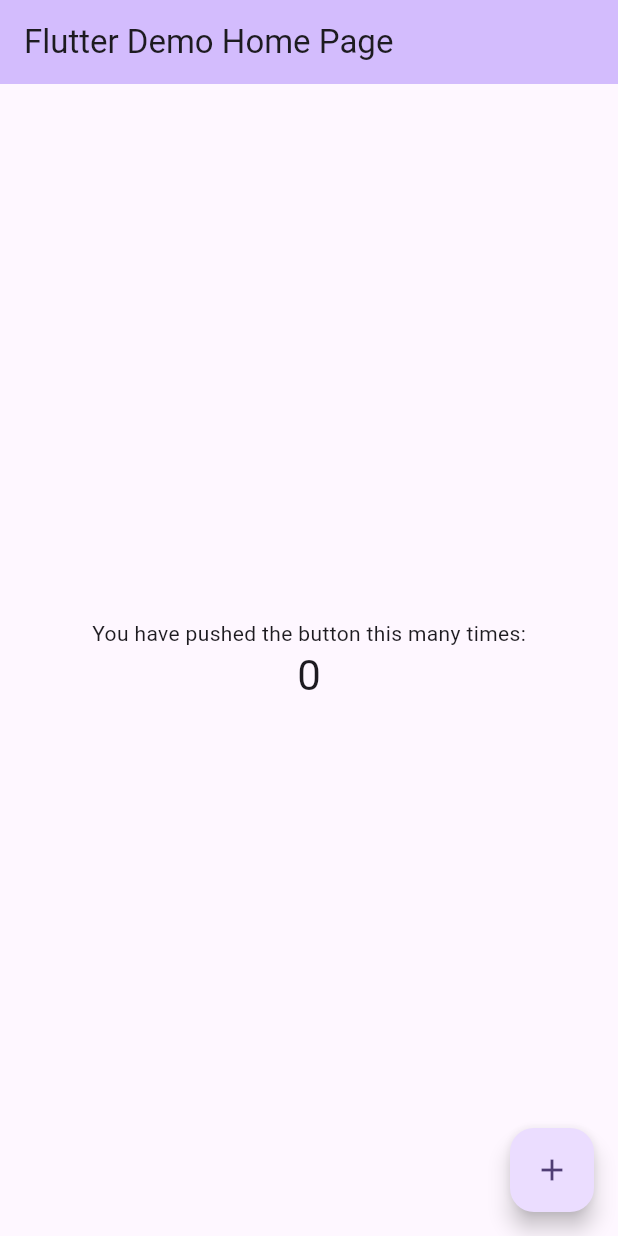
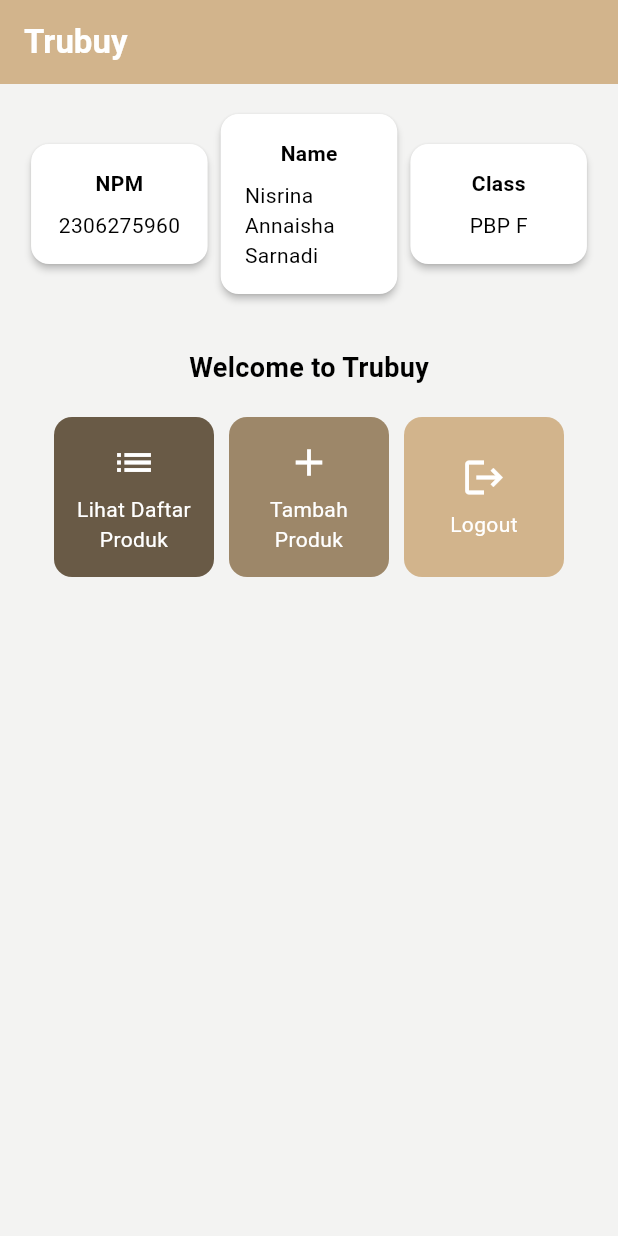
Before and after one commit to nsrnannaisha/Trubuy-PBP-Mobile, a Flutter app: the screen it shows after launch, on a phone screen of 412 x 824 dp. Run offline on Flutter 3.47's test engine with Material 3 defaults, Android fonts, the phone set to English and light mode, and no system bars.

Commit message:
Tugas 7: initial commit

```diff
--- a/lib/main.dart
+++ b/lib/main.dart
@@ -1,4 +1,5 @@
 import 'package:flutter/material.dart';
+import 'package:trubuy_mobile/menu.dart';
 
 void main() {
   runApp(const MyApp());
@@ -7,119 +8,18 @@ void main() {
 class MyApp extends StatelessWidget {
   const MyApp({super.key});
 
-  // This widget is the root of your application.
+  // Root application
   @override
   Widget build(BuildContext context) {
     return MaterialApp(
       title: 'Flutter Demo',
       theme: ThemeData(
-        // This is the theme of your application.
-        //
-        // TRY THIS: Try running your application with "flutter run". You'll see
-        // the application has a purple toolbar. Then, without quitting the app,
-        // try changing the seedColor in the colorScheme below to Colors.green
-        // and then invoke "hot reload" (save your changes or press the "hot
-        // reload" button in a Flutter-supported IDE, or press "r" if you used
-        // the command line to start the app).
-        //
-        // Notice that the counter didn't reset back to zero; the application
-        // state is not lost during the reload. To reset the state, use hot
-        // restart instead.
-        //
-        // This works for code too, not just values: Most code changes can be
-        // tested with just a hot reload.
-        colorScheme: ColorScheme.fromSeed(seedColor: Colors.deepPurple),
+        colorScheme: ColorScheme.fromSwatch().copyWith(
+          primary: ColorSelect.cbuttons,
+        ),
         useMaterial3: true,
       ),
-      home: const MyHomePage(title: 'Flutter Demo Home Page'),
+      home: MyHomePage(),
     );
   }
 }
-
-class MyHomePage extends StatefulWidget {
-  const MyHomePage({super.key, required this.title});
-
-  // This widget is the home page of your application. It is stateful, meaning
-  // that it has a State object (defined below) that contains fields that affect
-  // how it looks.
-
-  // This class is the configuration for the state. It holds the values (in this
-  // case the title) provided by the parent (in this case the App widget) and
-  // used by the build method of the State. Fields in a Widget subclass are
-  // always marked "final".
-
-  final String title;
-
-  @override
-  State<MyHomePage> createState() => _MyHomePageState();
-}
-
-class _MyHomePageState extends State<MyHomePage> {
-  int _counter = 0;
-
-  void _incrementCounter() {
-    setState(() {
-      // This call to setState tells the Flutter framework that something has
-      // changed in this State, which causes it to rerun the build method below
-      // so that the display can reflect the updated values. If we changed
-      // _counter without calling setState(), then the build method would not be
-      // called again, and so nothing would appear to happen.
-      _counter++;
-    });
-  }
-
-  @override
-  Widget build(BuildContext context) {
-    // This method is rerun every time setState is called, for instance as done
-    // by the _incrementCounter method above.
-    //
-    // The Flutter framework has been optimized to make rerunning build methods
-    // fast, so that you can just rebuild anything that needs updating rather
-    // than having to individually change instances of widgets.
-    return Scaffold(
-      appBar: AppBar(
-        // TRY THIS: Try changing the color here to a specific color (to
-        // Colors.amber, perhaps?) and trigger a hot reload to see the AppBar
-        // change color while the other colors stay the same.
-        backgroundColor: Theme.of(context).colorScheme.inversePrimary,
-        // Here we take the value from the MyHomePage object that was created by
-        // the App.build method, and use it to set our appbar title.
-        title: Text(widget.title),
-      ),
-      body: Center(
-        // Center is a layout widget. It takes a single child and positions it
-        // in the middle of the parent.
-        child: Column(
-          // Column is also a layout widget. It takes a list of children and
-          // arranges them vertically. By default, it sizes itself to fit its
-          // children horizontally, and tries to be as tall as its parent.
-          //
-          // Column has various properties to control how it sizes itself and
-          // how it positions its children. Here we use mainAxisAlignment to
-          // center the children vertically; the main axis here is the vertical
-          // axis because Columns are vertical (the cross axis would be
-          // horizontal).
-          //
-          // TRY THIS: Invoke "debug painting" (choose the "Toggle Debug Paint"
-          // action in the IDE, or press "p" in the console), to see the
-          // wireframe for each widget.
-          mainAxisAlignment: MainAxisAlignment.center,
-          children: <Widget>[
-            const Text(
-              'You have pushed the button this many times:',
-            ),
-            Text(
-              '$_counter',
-              style: Theme.of(context).textTheme.headlineMedium,
-            ),
-          ],
-        ),
-      ),
-      floatingActionButton: FloatingActionButton(
-        onPressed: _incrementCounter,
-        tooltip: 'Increment',
-        child: const Icon(Icons.add),
-      ), // This trailing comma makes auto-formatting nicer for build methods.
-    );
-  }
-}
--- /dev/null
+++ b/lib/menu.dart
@@ -0,0 +1,193 @@
+import 'package:flutter/material.dart';
+
+// Inisialisasi warna
+class ColorSelect {
+  static const cbuttons = Color(0xFFD2B48C);
+  static const button1 = Color(0xFF695A46);
+  static const button2 = Color(0xFF9D8769);
+  static const Color backgroundColor = Color(0xFFF3F3F2);
+}
+
+class MyHomePage extends StatelessWidget {
+  final String npm = '2306275960'; // NPM
+  final String name = 'Nisrina Annaisha Sarnadi'; // Nama
+  final String className = 'PBP F'; // Kelas
+
+  // Definisikan items
+  final List<ItemHomepage> items = [
+    ItemHomepage("Lihat Daftar Produk", Icons.list, ColorSelect.button1),
+    ItemHomepage("Tambah Produk", Icons.add, ColorSelect.button2),
+    ItemHomepage("Logout", Icons.logout, ColorSelect.cbuttons),
+  ];
+
+  MyHomePage({super.key});
+
+  @override
+    Widget build(BuildContext context) {
+      return Scaffold(
+        // Background color generally
+        backgroundColor: ColorSelect.backgroundColor,
+        // AppBar
+        appBar: AppBar(
+          // Judul aplikasi "Trubuy"
+          title: const Text(
+            'Trubuy',
+            style: TextStyle(
+              color: Colors.white,
+              fontWeight: FontWeight.bold,
+            ),
+          ),
+          // Background color appBar
+          backgroundColor: Theme.of(context).colorScheme.primary,
+        ),
+        // Body halaman
+        body: Padding(
+          padding: const EdgeInsets.all(16.0),
+          // Menyusun widget secara vertikal dalam sebuah kolom
+          child: Column(
+            crossAxisAlignment: CrossAxisAlignment.center,
+            children: [
+              // Row untuk menampilkan 3 InfoCard secara horizontal
+              Row(
+                mainAxisAlignment: MainAxisAlignment.spaceEvenly,
+                children: [
+                  InfoCard(title: 'NPM', content: npm),
+                  InfoCard(title: 'Name', content: name),
+                  InfoCard(title: 'Class', content: className),
+                ],
+              ),
+
+              const SizedBox(height: 16.0),
+
+              // Menempatkan widget di tengah halaman
+              Center(
+                child: Column(
+                  // Menyusun teks dan grid item
+                  children: [
+                    // Menampilkan welcome message
+                    const Padding(
+                      padding: EdgeInsets.only(top: 16.0),
+                      child: Text(
+                        'Welcome to Trubuy',
+                        style: TextStyle(
+                          fontWeight: FontWeight.bold,
+                          fontSize: 18.0,
+                        ),
+                      ),
+                    ),
+
+                    // Grid untuk menampilkan ItemCard
+                    GridView.count(
+                      primary: true,
+                      padding: const EdgeInsets.all(20),
+                      crossAxisSpacing: 10,
+                      mainAxisSpacing: 10,
+                      crossAxisCount: 3,
+                      shrinkWrap: true,
+
+                      // Menampilkan ItemCard untuk setiap item
+                      children: items.map((ItemHomepage item) {
+                        return ItemCard(item);
+                      }).toList(),
+                    ),
+                  ],
+                ),
+              ),
+            ],
+          ),
+        ),
+      );
+    }
+  }
+
+// Kartu informasi yang menampilkan title dan content
+class InfoCard extends StatelessWidget {
+  final String title;  // Judul kartu
+  final String content;  // Isi kartu
+
+  const InfoCard({super.key, required this.title, required this.content});
+
+  @override
+  Widget build(BuildContext context) {
+    return Card(
+      elevation: 2.0,
+      child: Container(
+        width: MediaQuery.of(context).size.width / 3.5,
+        padding: const EdgeInsets.all(16.0),
+
+        // Menyusun title dan content secara vertikal
+        child: Column(
+          children: [
+            Text(
+              title,
+              style: const TextStyle(fontWeight: FontWeight.bold),
+            ),
+            const SizedBox(height: 8.0),
+            Text(content),
+          ],
+        ),
+      ),
+    );
+  }
+}
+
+// Definisikan parameter item homepage
+class ItemHomepage {
+     final String name;
+     final IconData icon;
+     final Color color;
+
+     ItemHomepage(this.name, this.icon, this.color);
+}
+
+class ItemCard extends StatelessWidget {
+
+  // Menampilkan kartu dengan ikon dan nama
+  final ItemHomepage item;
+  const ItemCard(this.item, {super.key});
+
+  @override
+  Widget build(BuildContext context) {
+    return Material(
+      // Definisikan warna
+      color: item.color,
+
+      borderRadius: BorderRadius.circular(12),
+
+      // Aksi ketika kartu ditekan
+      child: InkWell(
+        onTap: () {
+          // Menampilkan pesan SnackBar saat kartu diklik
+          ScaffoldMessenger.of(context)
+            ..hideCurrentSnackBar()
+            ..showSnackBar(
+              SnackBar(content: Text("Kamu telah menekan tombol ${item.name}!"))
+            );
+        },
+        // Container untuk menyimpan Icon dan Text
+        child: Container(
+          padding: const EdgeInsets.all(8),
+          child: Center(
+            child: Column(
+              // Menyusun ikon dan teks
+              mainAxisAlignment: MainAxisAlignment.center,
+              children: [
+                Icon(
+                  item.icon,
+                  color: Colors.white,
+                  size: 30.0,
+                ),
+                const Padding(padding: EdgeInsets.all(3)),
+                Text(
+                  item.name,
+                  textAlign: TextAlign.center,
+                  style: const TextStyle(color: Colors.white),
+                ),
+              ],
+            ),
+          ),
+        ),
+      ),
+    );
+  }
+}
```
